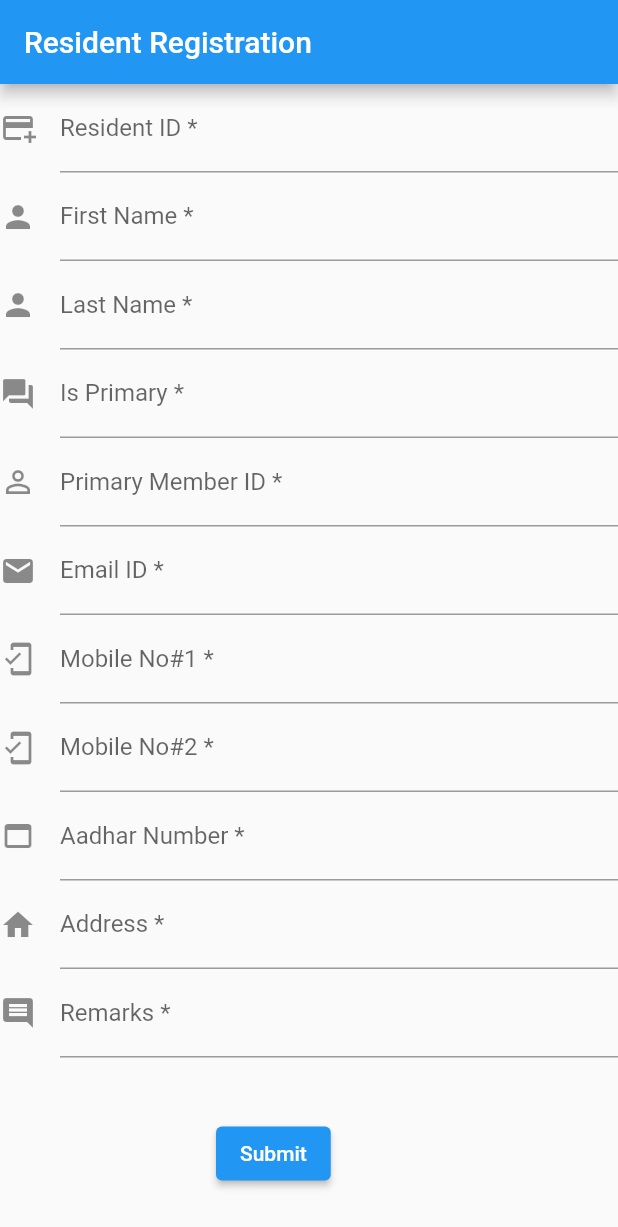
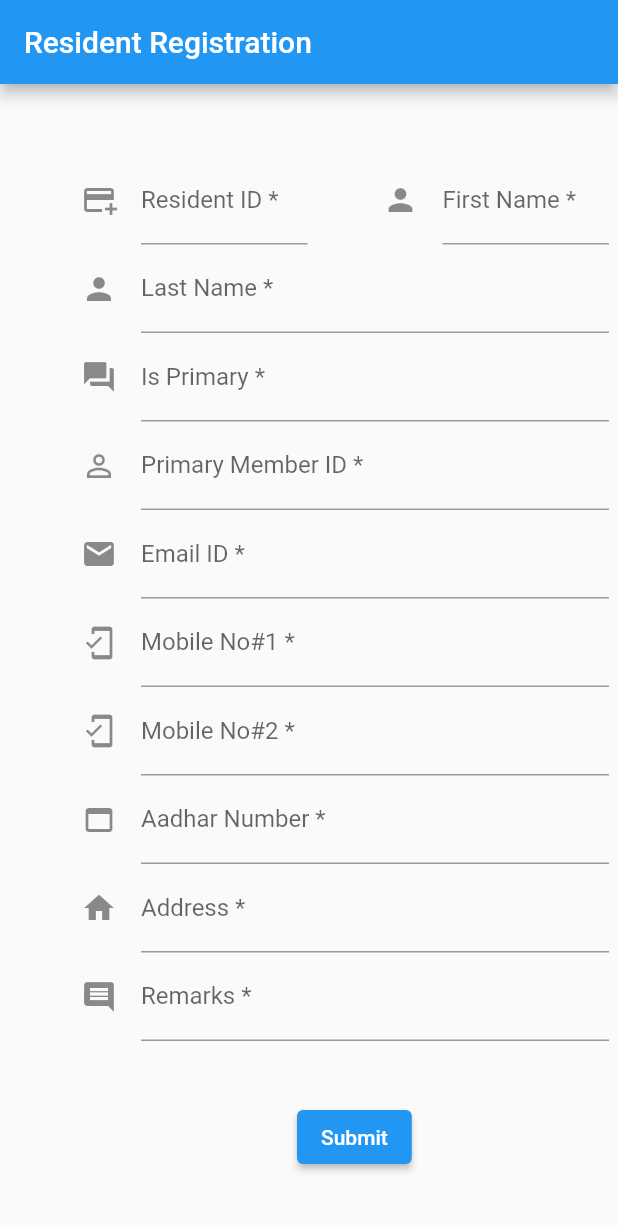
Before and after one commit to shikhartiwariin/my_nest_new, a Flutter app: the screen it shows after launch, on a phone screen of 412 x 824 dp. Shown: the top 1227 px of the screen. Run offline on Flutter 3.47's test engine with Material 2 defaults, Android fonts, the light colour scheme and no system bars.

Commit message:
Centered Form

```diff
--- a/lib/main.dart
+++ b/lib/main.dart
@@ -1,5 +1,8 @@
 import 'package:flutter/material.dart';
 import 'package:my_nest/resident_registration.dart';
+import 'package:my_nest/visitor_management/visitor_form.dart';
+import 'package:my_nest/visitor_management/visitor_summary.dart';
+import 'package:my_nest/admin_view.dart';
 
 void main() {
   runApp(const RegidentRegForm());
--- a/lib/resident_registration.dart
+++ b/lib/resident_registration.dart
@@ -14,7 +14,15 @@ class RegidentRegForm extends StatelessWidget {
         appBar: AppBar(
           title: const Text(appTitle),
         ),
-        body: const ResidentForm(),
+        body: Center(
+          child: Container(
+            width: 400,
+            child: Padding(
+              padding: const EdgeInsets.only(top: 48, left: 48),
+              child: Center(child: const ResidentForm()),
+            ),
+          ),
+        ),
       ),
     );
   }
@@ -41,7 +49,10 @@ class ResidentFormState extends State<ResidentForm> {
           child: Column(
             crossAxisAlignment: CrossAxisAlignment.start,
             children: [
-              TextFormField(
+              Row(
+                children: [
+                  Flexible(
+                    child: TextFormField(
                       decoration: const InputDecoration(
                         icon: Icon(Icons.add_card),
                         hintText: 'Auto Generated',
@@ -55,7 +66,12 @@ class ResidentFormState extends State<ResidentForm> {
                         return null;
                       },
                     ),
-              TextFormField(
+                  ),
+                  SizedBox(
+                    width: 50,
+                  ),
+                  Flexible(
+                    child: TextFormField(
                       decoration: const InputDecoration(
                         icon: Icon(Icons.person),
                         hintText: 'Please enter your first name',
@@ -68,6 +84,9 @@ class ResidentFormState extends State<ResidentForm> {
                         }
                         return null;
                       },
+                    ),
+                  ),
+                ],
               ),
               TextFormField(
                 decoration: const InputDecoration(
```
Lines whose indentation alone changed are shown as unchanged.
